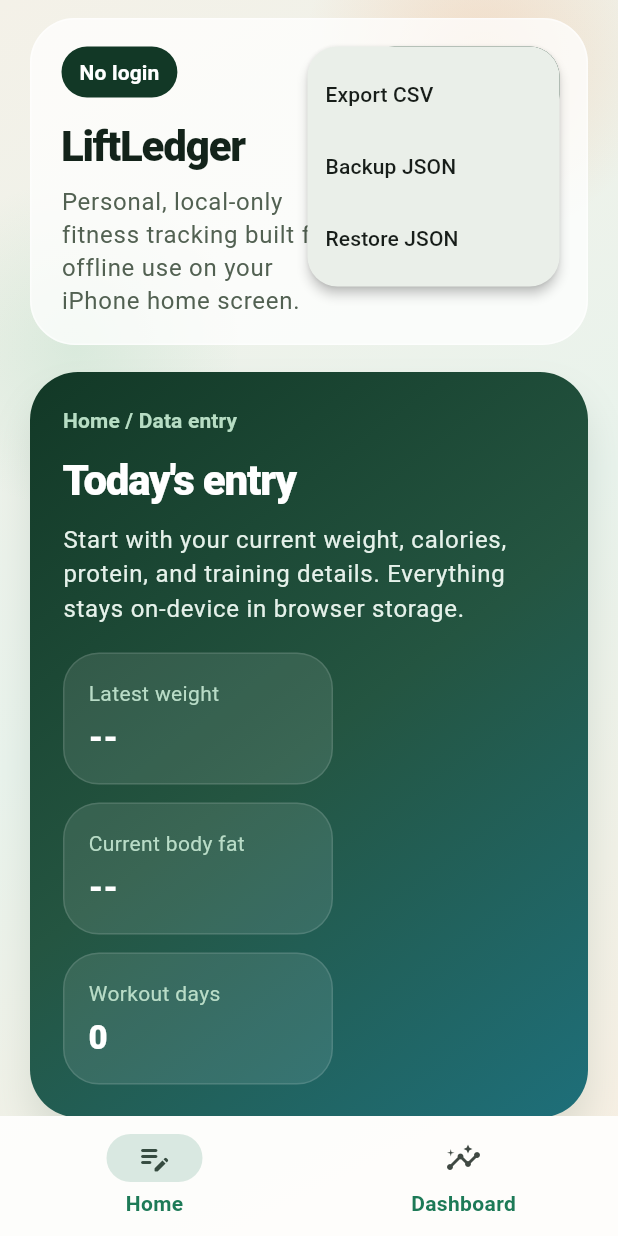
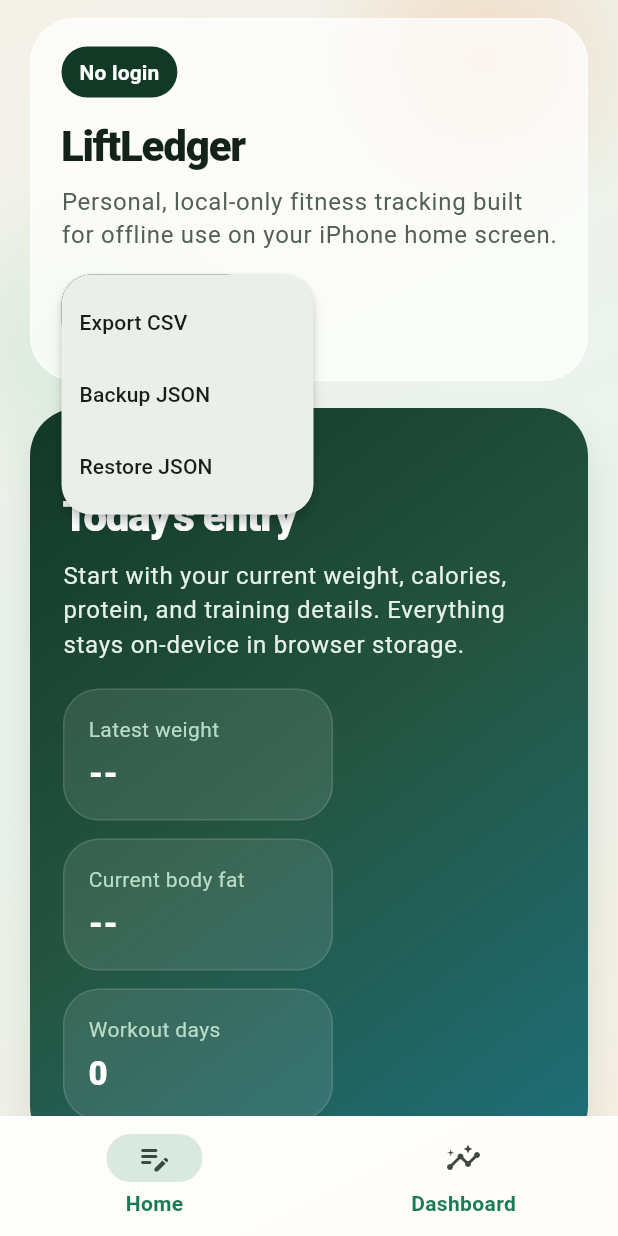
Before and after one commit to GOKULWRENCH/Fitness, a Flutter app: the screen it shows after launch, after a tap on "Data tools", on a phone screen of 412 x 824 dp. Run offline on Flutter 3.47's test engine with Material 3 defaults, Android fonts, the phone set to English and light mode, and no system bars; our stand-ins replace fl_chart, hive; missing offline and left inert: universal_html; accounts and stored records are empty; Roboto replaces fonts that are missing (Avenir Next).

Commit message:
bug fixes

```diff
--- a/fitness/lib/fitness_app.dart
+++ b/fitness/lib/fitness_app.dart
@@ -387,11 +387,18 @@ class _FitnessAppShellState extends State<FitnessAppShell> {
               ),
               Positioned.fill(
                 child: useRail
-                    ? SafeArea(
+                    ? Scaffold(
+                        backgroundColor: Colors.transparent,
+                        body: SafeArea(
                           child: Row(
                             children: [
                               Padding(
-                              padding: const EdgeInsets.fromLTRB(18, 18, 6, 18),
+                                padding: const EdgeInsets.fromLTRB(
+                                  18,
+                                  18,
+                                  6,
+                                  18,
+                                ),
                                 child: _RailNavigation(
                                   selectedTab: _selectedTab,
                                   items: navigationLabels,
@@ -412,6 +419,7 @@ class _FitnessAppShellState extends State<FitnessAppShell> {
                                 ),
                               ),
                             ],
+                          ),
                         ),
                       )
                     : Scaffold(
@@ -741,7 +749,9 @@ class _HomePageState extends State<HomePage> {
     final bodyFat = _derivedBodyFat;
     final recentEntries = widget.repository.entries.reversed.take(7).toList();
 
-    return SingleChildScrollView(
+    return Material(
+      color: Colors.transparent,
+      child: SingleChildScrollView(
         controller: _scrollController,
         padding: const EdgeInsets.fromLTRB(20, 12, 20, 120),
         child: Column(
@@ -834,7 +844,8 @@ class _HomePageState extends State<HomePage> {
                                   Expanded(
                                     child: Text(
                                       'A saved entry already exists for this date.',
-                                    style: theme.textTheme.bodyMedium?.copyWith(
+                                      style: theme.textTheme.bodyMedium
+                                          ?.copyWith(
                                             color: const Color(0xFF4B5B4A),
                                           ),
                                     ),
@@ -939,7 +950,9 @@ class _HomePageState extends State<HomePage> {
                                 draft: _exerciseDrafts[index],
                                 canRemove: _exerciseDrafts.length > 1,
                                 onRemove: () {
-                                final removed = _exerciseDrafts.removeAt(index);
+                                  final removed = _exerciseDrafts.removeAt(
+                                    index,
+                                  );
                                   removed.dispose();
                                   setState(() {});
                                 },
@@ -1001,7 +1014,8 @@ class _HomePageState extends State<HomePage> {
                                   bodyFat == null
                                       ? '--'
                                       : '${bodyFat.toStringAsFixed(1)}%',
-                                style: theme.textTheme.headlineMedium?.copyWith(
+                                  style: theme.textTheme.headlineMedium
+                                      ?.copyWith(
                                         color: Colors.white,
                                         fontWeight: FontWeight.w800,
                                       ),
@@ -1145,6 +1159,7 @@ class _HomePageState extends State<HomePage> {
             ),
           ],
         ),
+      ),
     );
   }
 
@@ -1215,7 +1230,9 @@ class DashboardPage extends StatelessWidget {
     final latestEntry = allEntries.isEmpty ? null : allEntries.last;
     final dateFormat = DateFormat('MMM d');
 
-    return SingleChildScrollView(
+    return Material(
+      color: Colors.transparent,
+      child: SingleChildScrollView(
         padding: const EdgeInsets.fromLTRB(20, 12, 20, 120),
         child: Column(
           crossAxisAlignment: CrossAxisAlignment.start,
@@ -1490,6 +1507,7 @@ class DashboardPage extends StatelessWidget {
             ],
           ],
         ),
+      ),
     );
   }
 
@@ -1576,6 +1594,10 @@ class _PageHeader extends StatelessWidget {
   Widget build(BuildContext context) {
     final theme = Theme.of(context);
 
+    return LayoutBuilder(
+      builder: (context, constraints) {
+        final stacked = constraints.maxWidth < 720;
+
         return Container(
           decoration: BoxDecoration(
             borderRadius: BorderRadius.circular(30),
@@ -1583,18 +1605,61 @@ class _PageHeader extends StatelessWidget {
             border: Border.all(color: Colors.white.withValues(alpha: 0.55)),
           ),
           padding: const EdgeInsets.fromLTRB(20, 18, 18, 18),
-      child: Row(
+          child: stacked
+              ? Column(
                   crossAxisAlignment: CrossAxisAlignment.start,
                   children: [
+                    _PageHeaderText(
+                      theme: theme,
+                      badge: badge,
+                      title: title,
+                      subtitle: subtitle,
+                    ),
+                    const SizedBox(height: 16),
+                    actionButton,
+                  ],
+                )
+              : Row(
+                  crossAxisAlignment: CrossAxisAlignment.start,
+                  children: [
                     Expanded(
-            child: Column(
+                      child: _PageHeaderText(
+                        theme: theme,
+                        badge: badge,
+                        title: title,
+                        subtitle: subtitle,
+                      ),
+                    ),
+                    const SizedBox(width: 12),
+                    actionButton,
+                  ],
+                ),
+        );
+      },
+    );
+  }
+}
+
+class _PageHeaderText extends StatelessWidget {
+  const _PageHeaderText({
+    required this.theme,
+    required this.badge,
+    required this.title,
+    required this.subtitle,
+  });
+
+  final ThemeData theme;
+  final String badge;
+  final String title;
+  final String subtitle;
+
+  @override
+  Widget build(BuildContext context) {
+    return Column(
       crossAxisAlignment: CrossAxisAlignment.start,
       children: [
         Container(
-                  padding: const EdgeInsets.symmetric(
-                    horizontal: 12,
-                    vertical: 7,
-                  ),
+          padding: const EdgeInsets.symmetric(horizontal: 12, vertical: 7),
           decoration: BoxDecoration(
             borderRadius: BorderRadius.circular(999),
             color: const Color(0xFF123826),
@@ -1625,12 +1690,6 @@ class _PageHeader extends StatelessWidget {
           ),
         ),
       ],
-            ),
-          ),
-          const SizedBox(width: 12),
-          actionButton,
-        ],
-      ),
     );
   }
 }
@@ -1884,12 +1943,22 @@ class _TwoColumnFields extends StatelessWidget {
 
   @override
   Widget build(BuildContext context) {
+    return LayoutBuilder(
+      builder: (context, constraints) {
+        final stacked = constraints.maxWidth < 680;
+
+        if (stacked) {
+          return Column(children: [left, const SizedBox(height: 12), right]);
+        }
+
         return Row(
           children: [
             Expanded(child: left),
             const SizedBox(width: 12),
             Expanded(child: right),
           ],
+        );
+      },
     );
   }
 }
```
Lines whose indentation alone changed are shown as unchanged.
